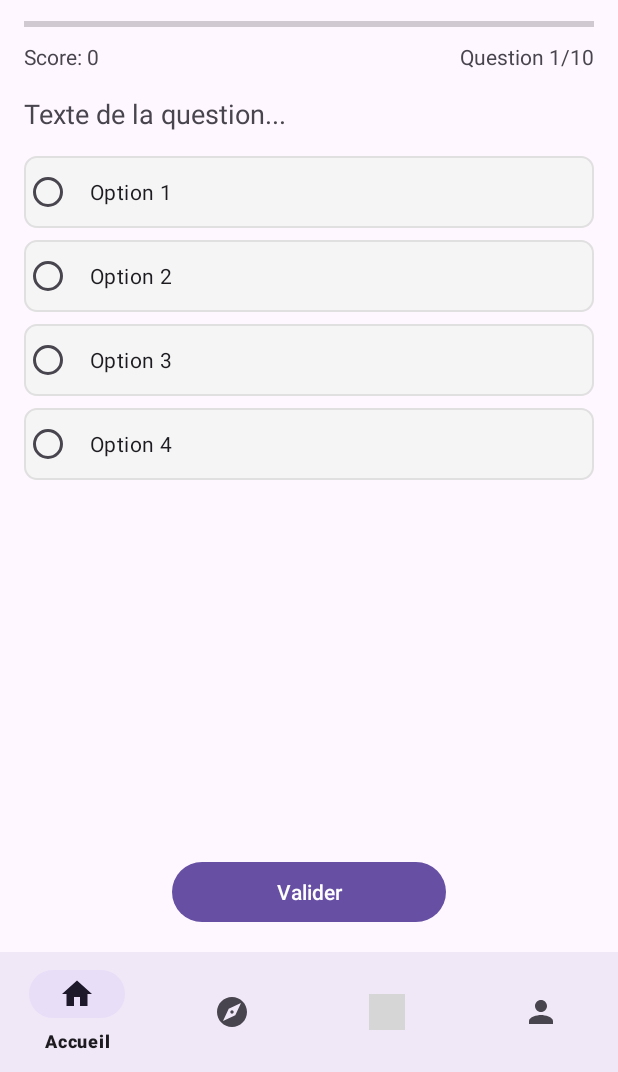
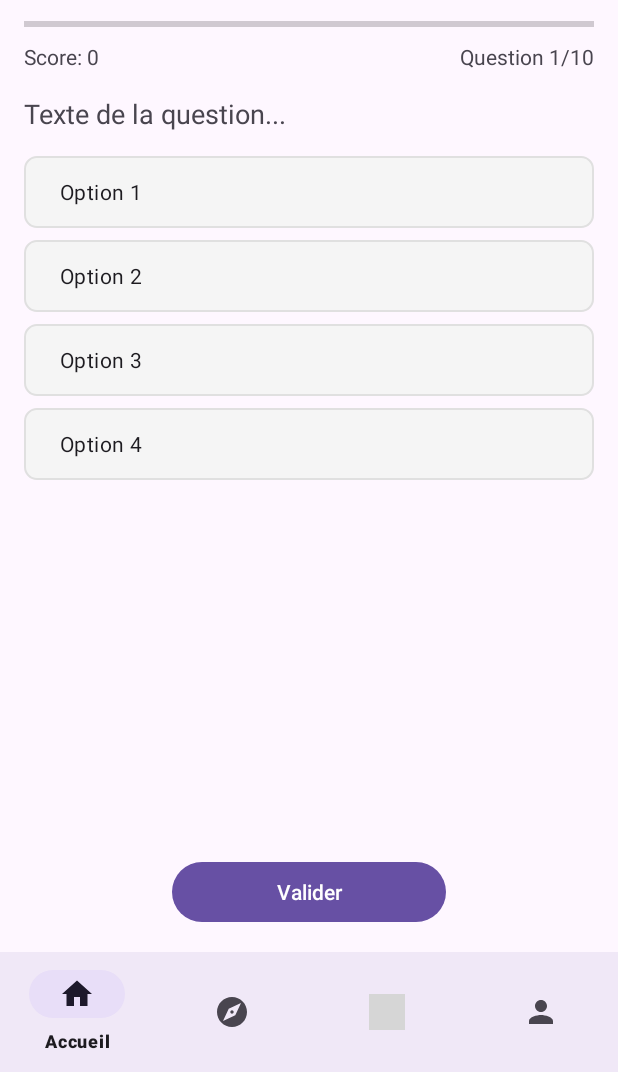
Before and after one commit to atxme/Projet_Android, an Android app: the fragment PlayQuizFragment placed in its activity, on a phone screen of 412 x 824 dp, the part 164-1236 px from its top. Run offline under Robolectric (Android 15) with nearby library versions, the phone set to English and light mode, and no system bars; our stand-ins replace Firebase (no records; nobody signed in at launch, a user with empty details on screens opened directly), navigation-ui; 2 statements that could not run were skipped; grey boxes are pictures that could not be loaded.

Commit message:
fix le bug de coon des radio

```diff
--- a/app/src/main/java/com/example/quiz/ui/quiz/PlayQuizFragment.java
+++ b/app/src/main/java/com/example/quiz/ui/quiz/PlayQuizFragment.java
@@ -180,7 +180,7 @@ public class PlayQuizFragment extends Fragment {
 
         // Réinitialiser le background de toutes les options
         for (RadioButton option : radioOptions) {
-            option.setBackgroundResource(android.R.drawable.btn_radio);
+            option.setBackgroundResource(R.drawable.option_background);
         }
 
         // Obtenir la question courante
--- a/app/src/main/res/drawable/option_background.xml
+++ b/app/src/main/res/drawable/option_background.xml
@@ -1,9 +1,30 @@
 <?xml version="1.0" encoding="utf-8"?>
-<shape xmlns:android="http://schemas.android.com/apk/res/android"
-    android:shape="rectangle">
-    <solid android:color="#F5F5F5" />
-    <corners android:radius="8dp" />
-    <stroke
-        android:width="1dp"
-        android:color="#E0E0E0" />
-</shape>
+<selector xmlns:android="http://schemas.android.com/apk/res/android">
+    <!-- État sélectionné -->
+    <item android:state_checked="true">
+        <layer-list>
+            <item>
+                <shape android:shape="rectangle">
+                    <solid android:color="#E1F5FE" />
+                    <corners android:radius="8dp" />
+                    <stroke android:width="2dp" android:color="#2196F3" />
+                </shape>
+            </item>
+            <item android:left="4dp" android:right="0dp" android:top="4dp" android:bottom="4dp">
+                <shape android:shape="rectangle">
+                    <solid android:color="#2196F3" />
+                    <size android:width="6dp" />
+                </shape>
+            </item>
+        </layer-list>
+    </item>
+
+    <!-- État normal (non sélectionné) -->
+    <item>
+        <shape android:shape="rectangle">
+            <solid android:color="#F5F5F5" />
+            <corners android:radius="8dp" />
+            <stroke android:width="1dp" android:color="#E0E0E0" />
+        </shape>
+    </item>
+</selector>
--- a/app/src/main/res/layout/fragment_play_quiz.xml
+++ b/app/src/main/res/layout/fragment_play_quiz.xml
@@ -1,5 +1,6 @@
 <?xml version="1.0" encoding="utf-8"?>
-<androidx.constraintlayout.widget.ConstraintLayout xmlns:android="http://schemas.android.com/apk/res/android"
+<androidx.constraintlayout.widget.ConstraintLayout
+    xmlns:android="http://schemas.android.com/apk/res/android"
     xmlns:app="http://schemas.android.com/apk/res-auto"
     xmlns:tools="http://schemas.android.com/tools"
     android:layout_width="match_parent"
@@ -85,7 +86,11 @@
             android:layout_height="wrap_content"
             android:layout_marginBottom="8dp"
             android:text="Option 1"
-            android:padding="12dp"
+            android:paddingTop="12dp"
+            android:paddingBottom="12dp"
+            android:paddingLeft="24dp"
+            android:paddingRight="12dp"
+            android:button="@null"
             android:background="@drawable/option_background" />
 
         <RadioButton
@@ -94,7 +99,11 @@
             android:layout_height="wrap_content"
             android:layout_marginBottom="8dp"
             android:text="Option 2"
-            android:padding="12dp"
+            android:paddingTop="12dp"
+            android:paddingBottom="12dp"
+            android:paddingLeft="24dp"
+            android:paddingRight="12dp"
+            android:button="@null"
             android:background="@drawable/option_background" />
 
         <RadioButton
@@ -103,7 +112,11 @@
             android:layout_height="wrap_content"
             android:layout_marginBottom="8dp"
             android:text="Option 3"
-            android:padding="12dp"
+            android:paddingTop="12dp"
+            android:paddingBottom="12dp"
+            android:paddingLeft="24dp"
+            android:paddingRight="12dp"
+            android:button="@null"
             android:background="@drawable/option_background" />
 
         <RadioButton
@@ -111,7 +124,11 @@
             android:layout_width="match_parent"
             android:layout_height="wrap_content"
             android:text="Option 4"
-            android:padding="12dp"
+            android:paddingTop="12dp"
+            android:paddingBottom="12dp"
+            android:paddingLeft="24dp"
+            android:paddingRight="12dp"
+            android:button="@null"
             android:background="@drawable/option_background" />
 
     </RadioGroup>
```
